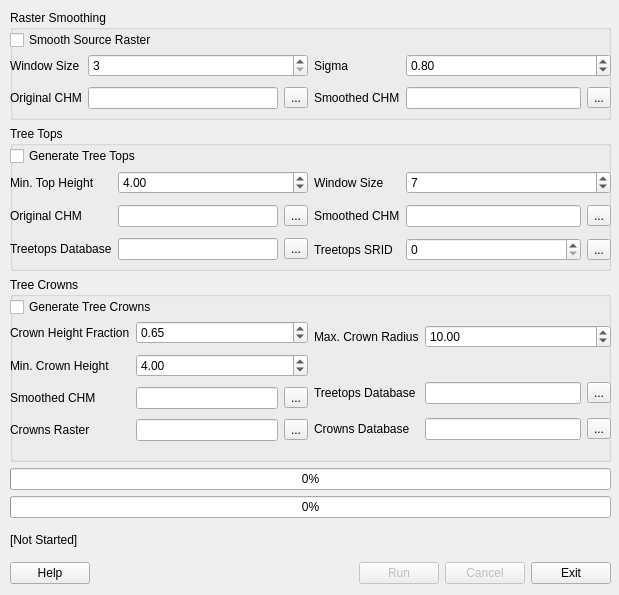
Above: src/apps/treetops.ui from rskelly/treetops before the change. Below: the same form after it.
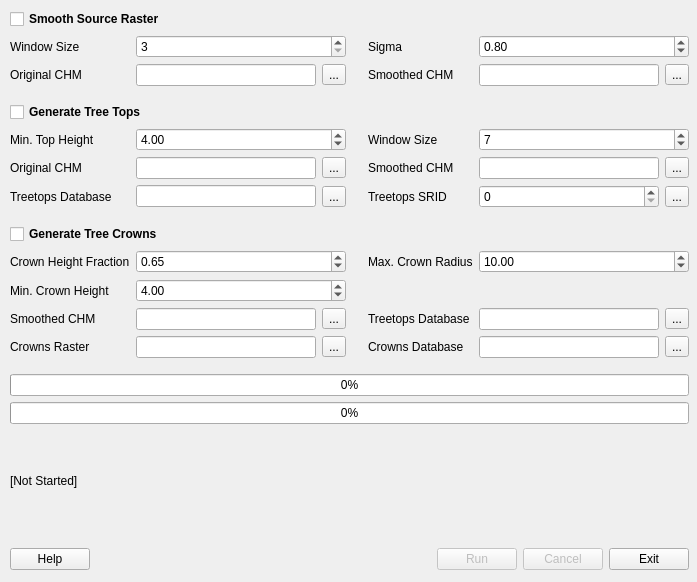
That is the form after the change.

Commit message: Rearranged ui; Set enabling/disabling for sections.

What changed in the file:
```diff
--- a/src/apps/treetops.ui
+++ b/src/apps/treetops.ui
@@ -9,302 +9,198 @@
    <rect>
     <x>0</x>
     <y>0</y>
-    <width>619</width>
-    <height>595</height>
+    <width>697</width>
+    <height>582</height>
    </rect>
   </property>
   <property name="windowTitle">
    <string>Treetops</string>
   </property>
-  <widget class="QWidget" name="verticalLayoutWidget">
+  <widget class="QWidget" name="layoutWidget">
    <property name="geometry">
     <rect>
      <x>10</x>
-     <y>10</y>
-     <width>601</width>
-     <height>574</height>
+     <y>9</y>
+     <width>679</width>
+     <height>561</height>
     </rect>
    </property>
-   <layout class="QVBoxLayout" name="verticalLayout">
-    <item>
-     <widget class="QGroupBox" name="groupBox">
-      <property name="enabled">
-       <bool>true</bool>
+   <layout class="QGridLayout" name="gridLayout_3" columnstretch="0,0,0,0,0,0,0">
+    <item row="6" column="2">
+     <widget class="QToolButton" name="btnTopsOriginalCHM">
+      <property name="text">
+       <string>...</string>
       </property>
-      <property name="sizePolicy">
-       <sizepolicy hsizetype="Preferred" vsizetype="Fixed">
-        <horstretch>0</horstretch>
-        <verstretch>0</verstretch>
-       </sizepolicy>
+     </widget>
+    </item>
+    <item row="14" column="0">
+     <spacer name="verticalSpacer_4">
+      <property name="orientation">
+       <enum>Qt::Vertical</enum>
       </property>
-      <property name="minimumSize">
+      <property name="sizeType">
+       <enum>QSizePolicy::Fixed</enum>
+      </property>
+      <property name="sizeHint" stdset="0">
        <size>
-        <width>0</width>
-        <height>110</height>
+        <width>20</width>
+        <height>10</height>
        </size>
       </property>
-      <property name="title">
-       <string>Raster Smoothing</string>
-      </property>
-      <widget class="QCheckBox" name="chkEnableSmoothing">
-       <property name="geometry">
-        <rect>
-         <x>0</x>
-         <y>20</y>
-         <width>617</width>
+     </spacer>
+    </item>
+    <item row="19" column="0" colspan="7">
+     <layout class="QHBoxLayout" name="horizontalLayout_3">
+      <item>
+       <widget class="QPushButton" name="btnHelp">
+        <property name="text">
+         <string>Help</string>
+        </property>
+       </widget>
+      </item>
+      <item>
+       <spacer name="horizontalSpacer">
+        <property name="orientation">
+         <enum>Qt::Horizontal</enum>
+        </property>
+        <property name="sizeHint" stdset="0">
+         <size>
+          <width>40</width>
          <height>20</height>
-        </rect>
-       </property>
-       <property name="focusPolicy">
-        <enum>Qt::StrongFocus</enum>
+         </size>
+        </property>
+       </spacer>
+      </item>
+      <item>
+       <widget class="QPushButton" name="btnRun">
+        <property name="enabled">
+         <bool>false</bool>
        </property>
        <property name="text">
-        <string>Smooth Source Raster</string>
-       </property>
-      </widget>
-      <widget class="QWidget" name="horizontalLayoutWidget">
-       <property name="geometry">
-        <rect>
-         <x>0</x>
-         <y>40</y>
-         <width>601</width>
-         <height>64</height>
-        </rect>
-       </property>
-       <layout class="QHBoxLayout" name="laySmoothing" stretch="1,1">
+         <string>Run</string>
+        </property>
+       </widget>
+      </item>
+      <item>
+       <widget class="QPushButton" name="btnCancel">
+        <property name="enabled">
+         <bool>false</bool>
+        </property>
+        <property name="text">
+         <string>Cancel</string>
+        </property>
+       </widget>
+      </item>
         <item>
-         <layout class="QGridLayout" name="gridLayout_3" columnstretch="0,0,0">
-          <item row="0" column="0">
-           <widget class="QLabel" name="label">
+       <widget class="QPushButton" name="btnExit">
+        <property name="text">
+         <string>Exit</string>
+        </property>
+       </widget>
+      </item>
+     </layout>
+    </item>
+    <item row="17" column="0" colspan="7">
+     <widget class="QLabel" name="lblStatus">
+      <property name="text">
+       <string>[Not Started]</string>
+      </property>
+     </widget>
+    </item>
+    <item row="5" column="4">
+     <widget class="QLabel" name="label_3">
             <property name="text">
              <string>Window Size</string>
             </property>
-           </widget>
-          </item>
-          <item row="1" column="2">
-           <widget class="QToolButton" name="btnSmoothOriginalCHM">
-            <property name="text">
-             <string>...</string>
+      <property name="buddy">
+       <cstring>spnTopsWindowSize</cstring>
             </property>
            </widget>
           </item>
-          <item row="1" column="0">
-           <widget class="QLabel" name="label_11">
-            <property name="text">
-             <string>Original CHM</string>
-            </property>
-           </widget>
-          </item>
-          <item row="1" column="1">
-           <widget class="QLineEdit" name="txtSmoothOriginalCHM">
-            <property name="clearButtonEnabled">
-             <bool>false</bool>
-            </property>
-           </widget>
-          </item>
-          <item row="0" column="1" colspan="2">
-           <widget class="QSpinBox" name="spnSmoothWindow">
-            <property name="mouseTracking">
-             <bool>true</bool>
-            </property>
-            <property name="minimum">
-             <number>3</number>
-            </property>
-           </widget>
-          </item>
-         </layout>
-        </item>
-        <item>
-         <layout class="QGridLayout" name="gridLayout_4">
-          <item row="1" column="2">
-           <widget class="QToolButton" name="btnSmoothSmoothedCHM">
-            <property name="text">
-             <string>...</string>
-            </property>
-           </widget>
-          </item>
-          <item row="1" column="1">
-           <widget class="QLineEdit" name="txtSmoothSmoothedCHM"/>
-          </item>
-          <item row="1" column="0">
-           <widget class="QLabel" name="label_12">
+    <item row="10" column="1" colspan="2">
+     <widget class="QDoubleSpinBox" name="spnCrownsHeightFraction">
+      <property name="maximum">
+       <double>1.000000000000000</double>
+      </property>
+      <property name="singleStep">
+       <double>0.100000000000000</double>
+      </property>
+      <property name="value">
+       <double>0.650000000000000</double>
+      </property>
+     </widget>
+    </item>
+    <item row="12" column="0">
+     <widget class="QLabel" name="label_13">
             <property name="text">
              <string>Smoothed CHM</string>
             </property>
-           </widget>
-          </item>
-          <item row="0" column="0">
-           <widget class="QLabel" name="label_2">
+      <property name="buddy">
+       <cstring>txtCrownsSmoothedCHM</cstring>
+      </property>
+     </widget>
+    </item>
+    <item row="12" column="6">
+     <widget class="QToolButton" name="btnCrownsTreetopsDatabase">
             <property name="text">
-             <string>Sigma</string>
+       <string>...</string>
             </property>
            </widget>
           </item>
-          <item row="0" column="1" colspan="2">
-           <widget class="QDoubleSpinBox" name="spnSmoothSigma">
-            <property name="mouseTracking">
-             <bool>true</bool>
-            </property>
-            <property name="minimum">
-             <double>0.000000000000000</double>
-            </property>
+    <item row="15" column="0" colspan="7">
+     <widget class="QProgressBar" name="prgStep">
             <property name="value">
-             <double>0.800000000000000</double>
+       <number>0</number>
             </property>
            </widget>
           </item>
-         </layout>
-        </item>
-       </layout>
-      </widget>
-     </widget>
-    </item>
-    <item>
-     <widget class="QGroupBox" name="groupBox_2">
-      <property name="sizePolicy">
-       <sizepolicy hsizetype="Preferred" vsizetype="Fixed">
-        <horstretch>0</horstretch>
-        <verstretch>0</verstretch>
-       </sizepolicy>
-      </property>
-      <property name="minimumSize">
-       <size>
-        <width>0</width>
-        <height>145</height>
-       </size>
-      </property>
-      <property name="title">
-       <string>Tree Tops</string>
-      </property>
-      <widget class="QCheckBox" name="chkEnableTops">
-       <property name="geometry">
-        <rect>
-         <x>0</x>
-         <y>20</y>
-         <width>617</width>
-         <height>20</height>
-        </rect>
-       </property>
-       <property name="text">
-        <string>Generate Tree Tops</string>
-       </property>
-      </widget>
-      <widget class="QWidget" name="horizontalLayoutWidget_5">
-       <property name="geometry">
-        <rect>
-         <x>0</x>
-         <y>40</y>
-         <width>601</width>
-         <height>101</height>
-        </rect>
-       </property>
-       <layout class="QHBoxLayout" name="horizontalLayout_8" stretch="1,1">
-        <item>
-         <layout class="QGridLayout" name="gridLayout">
-          <item row="0" column="0">
+    <item row="5" column="0">
            <widget class="QLabel" name="label_4">
             <property name="text">
              <string>Min. Top Height</string>
             </property>
-           </widget>
-          </item>
-          <item row="0" column="1" colspan="2">
-           <widget class="QDoubleSpinBox" name="spnTopsMinHeight">
-            <property name="maximum">
-             <double>300.000000000000000</double>
-            </property>
-            <property name="value">
-             <double>4.000000000000000</double>
-            </property>
-           </widget>
-          </item>
-          <item row="1" column="0">
+      <property name="buddy">
+       <cstring>spnTopsMinHeight</cstring>
+      </property>
+     </widget>
+    </item>
+    <item row="6" column="0">
            <widget class="QLabel" name="label_5">
             <property name="text">
              <string>Original CHM</string>
             </property>
-           </widget>
-          </item>
-          <item row="1" column="1">
-           <widget class="QLineEdit" name="txtTopsOriginalCHM"/>
-          </item>
-          <item row="1" column="2">
-           <widget class="QToolButton" name="btnTopsOriginalCHM">
-            <property name="text">
-             <string>...</string>
+      <property name="buddy">
+       <cstring>txtTopsOriginalCHM</cstring>
             </property>
            </widget>
           </item>
-          <item row="2" column="0">
-           <widget class="QLabel" name="label_6">
+    <item row="12" column="2">
+     <widget class="QToolButton" name="btnCrownsSmoothedCHM">
             <property name="text">
-             <string>Treetops Database</string>
-            </property>
-           </widget>
-          </item>
-          <item row="2" column="1">
-           <widget class="QLineEdit" name="txtTopsTreetopsDatabase"/>
-          </item>
-          <item row="2" column="2">
-           <widget class="QToolButton" name="btnTopsTreetopsDatabase">
-            <property name="text">
              <string>...</string>
             </property>
            </widget>
           </item>
-         </layout>
-        </item>
-        <item>
-         <layout class="QGridLayout" name="gridLayout_2">
-          <item row="0" column="0">
-           <widget class="QLabel" name="label_3">
-            <property name="text">
-             <string>Window Size</string>
-            </property>
-           </widget>
-          </item>
-          <item row="0" column="1" colspan="2">
-           <widget class="QSpinBox" name="spnTopsWindowSize">
-            <property name="minimum">
-             <number>3</number>
-            </property>
-            <property name="value">
-             <number>7</number>
-            </property>
-           </widget>
-          </item>
-          <item row="1" column="2">
-           <widget class="QToolButton" name="btnTopsSmoothedCHM">
-            <property name="text">
-             <string>...</string>
-            </property>
-           </widget>
-          </item>
-          <item row="1" column="1">
+    <item row="6" column="5">
            <widget class="QLineEdit" name="txtTopsSmoothedCHM"/>
           </item>
-          <item row="1" column="0">
-           <widget class="QLabel" name="label_16">
-            <property name="text">
-             <string>Smoothed CHM</string>
-            </property>
-           </widget>
-          </item>
-          <item row="2" column="0">
-           <widget class="QLabel" name="label_17">
-            <property name="text">
-             <string>Treetops SRID</string>
-            </property>
-           </widget>
-          </item>
-          <item row="2" column="2">
-           <widget class="QToolButton" name="btnTopsTreetopsSRID">
-            <property name="text">
-             <string>...</string>
+    <item row="1" column="5" colspan="2">
+     <widget class="QDoubleSpinBox" name="spnSmoothSigma">
+      <property name="mouseTracking">
+       <bool>true</bool>
+      </property>
+      <property name="minimum">
+       <double>0.000000000000000</double>
+      </property>
+      <property name="value">
+       <double>0.800000000000000</double>
             </property>
            </widget>
           </item>
-          <item row="2" column="1">
+    <item row="6" column="1">
+     <widget class="QLineEdit" name="txtTopsOriginalCHM"/>
+    </item>
+    <item row="7" column="5">
            <widget class="QSpinBox" name="spnTopsTreetopsSRID">
             <property name="focusPolicy">
              <enum>Qt::WheelFocus</enum>
@@ -314,69 +210,216 @@
             </property>
            </widget>
           </item>
-         </layout>
-        </item>
-       </layout>
-      </widget>
-     </widget>
-    </item>
-    <item>
-     <widget class="QGroupBox" name="groupBox_3">
-      <property name="sizePolicy">
-       <sizepolicy hsizetype="Preferred" vsizetype="Fixed">
-        <horstretch>0</horstretch>
-        <verstretch>0</verstretch>
-       </sizepolicy>
+    <item row="3" column="0">
+     <spacer name="verticalSpacer_2">
+      <property name="orientation">
+       <enum>Qt::Vertical</enum>
       </property>
-      <property name="minimumSize">
+      <property name="sizeType">
+       <enum>QSizePolicy::Fixed</enum>
+      </property>
+      <property name="sizeHint" stdset="0">
        <size>
-        <width>0</width>
-        <height>185</height>
+        <width>20</width>
+        <height>10</height>
        </size>
       </property>
-      <property name="title">
-       <string>Tree Crowns</string>
+     </spacer>
+    </item>
+    <item row="6" column="4">
+     <widget class="QLabel" name="label_16">
+      <property name="text">
+       <string>Smoothed CHM</string>
       </property>
-      <widget class="QCheckBox" name="chkEnableCrowns">
-       <property name="geometry">
-        <rect>
-         <x>0</x>
-         <y>20</y>
-         <width>617</width>
-         <height>20</height>
-        </rect>
-       </property>
+      <property name="buddy">
+       <cstring>txtTopsSmoothedCHM</cstring>
+      </property>
+     </widget>
+    </item>
+    <item row="5" column="5" colspan="2">
+     <widget class="QSpinBox" name="spnTopsWindowSize">
+      <property name="minimum">
+       <number>3</number>
+      </property>
+      <property name="value">
+       <number>7</number>
+      </property>
+     </widget>
+    </item>
+    <item row="7" column="2">
+     <widget class="QToolButton" name="btnTopsTreetopsDatabase">
        <property name="text">
-        <string>Generate Tree Crowns</string>
-       </property>
-      </widget>
-      <widget class="QWidget" name="horizontalLayoutWidget_2">
-       <property name="geometry">
-        <rect>
-         <x>0</x>
-         <y>40</y>
-         <width>601</width>
-         <height>131</height>
-        </rect>
-       </property>
-       <layout class="QHBoxLayout" name="horizontalLayout_2" stretch="1,1">
-        <item>
-         <layout class="QGridLayout" name="gridLayout_5">
-          <item row="1" column="0">
+       <string>...</string>
+      </property>
+     </widget>
+    </item>
+    <item row="7" column="0">
+     <widget class="QLabel" name="label_6">
+      <property name="text">
+       <string>Treetops Database</string>
+      </property>
+      <property name="buddy">
+       <cstring>txtTopsTreetopsDatabase</cstring>
+      </property>
+     </widget>
+    </item>
+    <item row="4" column="0" colspan="7">
+     <widget class="QCheckBox" name="chkEnableTops">
+      <property name="font">
+       <font>
+        <weight>75</weight>
+        <bold>true</bold>
+       </font>
+      </property>
+      <property name="text">
+       <string>Generate Tree Tops</string>
+      </property>
+     </widget>
+    </item>
+    <item row="5" column="1" colspan="2">
+     <widget class="QDoubleSpinBox" name="spnTopsMinHeight">
+      <property name="maximum">
+       <double>300.000000000000000</double>
+      </property>
+      <property name="value">
+       <double>4.000000000000000</double>
+      </property>
+     </widget>
+    </item>
+    <item row="7" column="1">
+     <widget class="QLineEdit" name="txtTopsTreetopsDatabase"/>
+    </item>
+    <item row="16" column="0" colspan="7">
+     <widget class="QProgressBar" name="prgOverall">
+      <property name="value">
+       <number>0</number>
+      </property>
+     </widget>
+    </item>
+    <item row="2" column="2">
+     <widget class="QToolButton" name="btnSmoothOriginalCHM">
+      <property name="text">
+       <string>...</string>
+      </property>
+     </widget>
+    </item>
+    <item row="11" column="0">
            <widget class="QLabel" name="label_8">
             <property name="text">
              <string>Min. Crown Height</string>
             </property>
-           </widget>
-          </item>
-          <item row="2" column="0">
-           <widget class="QLabel" name="label_13">
+      <property name="buddy">
+       <cstring>spnCrownsMinHeight</cstring>
+      </property>
+     </widget>
+    </item>
+    <item row="1" column="0">
+     <widget class="QLabel" name="label">
+      <property name="text">
+       <string>Window Size</string>
+      </property>
+      <property name="buddy">
+       <cstring>spnSmoothWindow</cstring>
+      </property>
+     </widget>
+    </item>
+    <item row="2" column="5">
+     <widget class="QLineEdit" name="txtSmoothSmoothedCHM"/>
+    </item>
+    <item row="1" column="4">
+     <widget class="QLabel" name="label_2">
+      <property name="text">
+       <string>Sigma</string>
+      </property>
+      <property name="buddy">
+       <cstring>spnSmoothSigma</cstring>
+      </property>
+     </widget>
+    </item>
+    <item row="6" column="6">
+     <widget class="QToolButton" name="btnTopsSmoothedCHM">
+      <property name="text">
+       <string>...</string>
+      </property>
+     </widget>
+    </item>
+    <item row="2" column="4">
+     <widget class="QLabel" name="label_12">
             <property name="text">
              <string>Smoothed CHM</string>
+      </property>
+      <property name="buddy">
+       <cstring>txtSmoothSmoothedCHM</cstring>
+      </property>
+     </widget>
+    </item>
+    <item row="2" column="0">
+     <widget class="QLabel" name="label_11">
+      <property name="text">
+       <string>Original CHM</string>
+      </property>
+      <property name="buddy">
+       <cstring>txtSmoothOriginalCHM</cstring>
             </property>
            </widget>
           </item>
           <item row="1" column="1" colspan="2">
+     <widget class="QSpinBox" name="spnSmoothWindow">
+      <property name="mouseTracking">
+       <bool>true</bool>
+      </property>
+      <property name="minimum">
+       <number>3</number>
+      </property>
+     </widget>
+    </item>
+    <item row="1" column="3">
+     <spacer name="horizontalSpacer_3">
+      <property name="orientation">
+       <enum>Qt::Horizontal</enum>
+      </property>
+      <property name="sizeType">
+       <enum>QSizePolicy::Fixed</enum>
+      </property>
+      <property name="sizeHint" stdset="0">
+       <size>
+        <width>10</width>
+        <height>20</height>
+       </size>
+      </property>
+     </spacer>
+    </item>
+    <item row="2" column="6">
+     <widget class="QToolButton" name="btnSmoothSmoothedCHM">
+      <property name="text">
+       <string>...</string>
+      </property>
+     </widget>
+    </item>
+    <item row="2" column="1">
+     <widget class="QLineEdit" name="txtSmoothOriginalCHM">
+      <property name="clearButtonEnabled">
+       <bool>false</bool>
+      </property>
+     </widget>
+    </item>
+    <item row="0" column="0" colspan="7">
+     <widget class="QCheckBox" name="chkEnableSmoothing">
+      <property name="font">
+       <font>
+        <weight>75</weight>
+        <bold>true</bold>
+       </font>
+      </property>
+      <property name="focusPolicy">
+       <enum>Qt::StrongFocus</enum>
+      </property>
+      <property name="text">
+       <string>Smooth Source Raster</string>
+      </property>
+     </widget>
+    </item>
+    <item row="11" column="1" colspan="2">
            <widget class="QDoubleSpinBox" name="spnCrownsMinHeight">
             <property name="maximum">
              <double>300.000000000000000</double>
@@ -386,89 +429,80 @@
             </property>
            </widget>
           </item>
-          <item row="2" column="2">
-           <widget class="QToolButton" name="btnCrownsSmoothedCHM">
-            <property name="text">
-             <string>...</string>
-            </property>
-           </widget>
-          </item>
-          <item row="2" column="1">
-           <widget class="QLineEdit" name="txtCrownsSmoothedCHM"/>
-          </item>
-          <item row="3" column="2">
-           <widget class="QToolButton" name="btnCrownsCrownsRaster">
-            <property name="text">
-             <string>...</string>
-            </property>
-           </widget>
-          </item>
-          <item row="0" column="1" colspan="2">
-           <widget class="QDoubleSpinBox" name="spnCrownsHeightFraction">
-            <property name="maximum">
-             <double>1.000000000000000</double>
-            </property>
-            <property name="singleStep">
-             <double>0.100000000000000</double>
-            </property>
-            <property name="value">
-             <double>0.650000000000000</double>
-            </property>
-           </widget>
-          </item>
-          <item row="0" column="0">
-           <widget class="QLabel" name="label_7">
-            <property name="text">
-             <string>Crown Height Fraction</string>
-            </property>
-           </widget>
-          </item>
-          <item row="3" column="1">
-           <widget class="QLineEdit" name="txtCrownsCrownsRaster"/>
-          </item>
-          <item row="3" column="0">
+    <item row="13" column="0">
            <widget class="QLabel" name="label_10">
             <property name="text">
              <string>Crowns Raster</string>
             </property>
-           </widget>
-          </item>
-         </layout>
-        </item>
-        <item>
-         <layout class="QGridLayout" name="gridLayout_6">
-          <item row="3" column="0">
+      <property name="buddy">
+       <cstring>txtCrownsCrownsRaster</cstring>
+      </property>
+     </widget>
+    </item>
+    <item row="8" column="0">
+     <spacer name="verticalSpacer_3">
+      <property name="orientation">
+       <enum>Qt::Vertical</enum>
+      </property>
+      <property name="sizeType">
+       <enum>QSizePolicy::Fixed</enum>
+      </property>
+      <property name="sizeHint" stdset="0">
+       <size>
+        <width>20</width>
+        <height>10</height>
+       </size>
+      </property>
+     </spacer>
+    </item>
+    <item row="7" column="4">
+     <widget class="QLabel" name="label_17">
+      <property name="text">
+       <string>Treetops SRID</string>
+      </property>
+      <property name="buddy">
+       <cstring>spnTopsTreetopsSRID</cstring>
+      </property>
+     </widget>
+    </item>
+    <item row="10" column="0">
+     <widget class="QLabel" name="label_7">
+      <property name="text">
+       <string>Crown Height Fraction</string>
+      </property>
+      <property name="buddy">
+       <cstring>spnCrownsHeightFraction</cstring>
+      </property>
+     </widget>
+    </item>
+    <item row="13" column="4">
            <widget class="QLabel" name="label_14">
             <property name="text">
              <string>Crowns Database</string>
             </property>
-           </widget>
-          </item>
-          <item row="2" column="1">
-           <widget class="QLineEdit" name="txtCrownsTreetopsDatabase"/>
-          </item>
-          <item row="2" column="0">
-           <widget class="QLabel" name="label_15">
-            <property name="text">
-             <string>Treetops Database</string>
+      <property name="buddy">
+       <cstring>txtCrownsCrownsDatabase</cstring>
             </property>
            </widget>
           </item>
-          <item row="2" column="2">
-           <widget class="QToolButton" name="btnCrownsTreetopsDatabase">
+    <item row="7" column="6">
+     <widget class="QToolButton" name="btnTopsTreetopsSRID">
             <property name="text">
              <string>...</string>
             </property>
            </widget>
           </item>
-          <item row="0" column="0">
+    <item row="10" column="4">
            <widget class="QLabel" name="label_9">
             <property name="text">
              <string>Max. Crown Radius</string>
             </property>
-           </widget>
-          </item>
-          <item row="0" column="1" colspan="2">
+      <property name="buddy">
+       <cstring>spnCrownsRadius</cstring>
+      </property>
+     </widget>
+    </item>
+    <item row="10" column="5" colspan="2">
            <widget class="QDoubleSpinBox" name="spnCrownsRadius">
             <property name="minimum">
              <double>1.000000000000000</double>
@@ -478,18 +512,57 @@
             </property>
            </widget>
           </item>
-          <item row="3" column="1">
+    <item row="9" column="0" colspan="7">
+     <widget class="QCheckBox" name="chkEnableCrowns">
+      <property name="font">
+       <font>
+        <weight>75</weight>
+        <bold>true</bold>
+       </font>
+      </property>
+      <property name="text">
+       <string>Generate Tree Crowns</string>
+      </property>
+     </widget>
+    </item>
+    <item row="13" column="1">
+     <widget class="QLineEdit" name="txtCrownsCrownsRaster"/>
+    </item>
+    <item row="13" column="2">
+     <widget class="QToolButton" name="btnCrownsCrownsRaster">
+      <property name="text">
+       <string>...</string>
+      </property>
+     </widget>
+    </item>
+    <item row="12" column="1">
+     <widget class="QLineEdit" name="txtCrownsSmoothedCHM"/>
+    </item>
+    <item row="13" column="5">
            <widget class="QLineEdit" name="txtCrownsCrownsDatabase"/>
           </item>
-          <item row="3" column="2">
+    <item row="12" column="5">
+     <widget class="QLineEdit" name="txtCrownsTreetopsDatabase"/>
+    </item>
+    <item row="13" column="6">
            <widget class="QToolButton" name="btnCrownsCrownsDatabase">
             <property name="text">
              <string>...</string>
             </property>
            </widget>
           </item>
-          <item row="1" column="1">
-           <spacer name="verticalSpacer">
+    <item row="12" column="4">
+     <widget class="QLabel" name="label_15">
+      <property name="text">
+       <string>Treetops Database</string>
+      </property>
+      <property name="buddy">
+       <cstring>txtCrownsTreetopsDatabase</cstring>
+      </property>
+     </widget>
+    </item>
+    <item row="18" column="0">
+     <spacer name="verticalSpacer_5">
             <property name="orientation">
              <enum>Qt::Vertical</enum>
             </property>
@@ -499,91 +572,16 @@
             <property name="sizeHint" stdset="0">
              <size>
               <width>20</width>
-              <height>20</height>
+        <height>10</height>
              </size>
             </property>
            </spacer>
           </item>
          </layout>
-        </item>
-       </layout>
-      </widget>
-     </widget>
-    </item>
-    <item>
-     <widget class="QProgressBar" name="prgStep">
-      <property name="value">
-       <number>0</number>
-      </property>
-     </widget>
-    </item>
-    <item>
-     <widget class="QProgressBar" name="prgOverall">
-      <property name="value">
-       <number>0</number>
-      </property>
-     </widget>
-    </item>
-    <item>
-     <widget class="QLabel" name="lblStatus">
-      <property name="text">
-       <string>[Not Started]</string>
-      </property>
-     </widget>
-    </item>
-    <item>
-     <layout class="QHBoxLayout" name="horizontalLayout_3">
-      <item>
-       <widget class="QPushButton" name="btnHelp">
-        <property name="text">
-         <string>Help</string>
-        </property>
-       </widget>
-      </item>
-      <item>
-       <spacer name="horizontalSpacer">
-        <property name="orientation">
-         <enum>Qt::Horizontal</enum>
-        </property>
-        <property name="sizeHint" stdset="0">
-         <size>
-          <width>40</width>
-          <height>20</height>
-         </size>
-        </property>
-       </spacer>
-      </item>
-      <item>
-       <widget class="QPushButton" name="btnRun">
-        <property name="enabled">
-         <bool>false</bool>
-        </property>
-        <property name="text">
-         <string>Run</string>
-        </property>
-       </widget>
-      </item>
-      <item>
-       <widget class="QPushButton" name="btnCancel">
-        <property name="enabled">
-         <bool>false</bool>
-        </property>
-        <property name="text">
-         <string>Cancel</string>
-        </property>
-       </widget>
-      </item>
-      <item>
-       <widget class="QPushButton" name="btnExit">
-        <property name="text">
-         <string>Exit</string>
-        </property>
-       </widget>
-      </item>
-     </layout>
-    </item>
-   </layout>
-  </widget>
+  </widget>
+  <zorder>verticalLayoutWidget</zorder>
+  <zorder>layoutWidget</zorder>
+  <zorder>chkEnableSmoothing</zorder>
  </widget>
  <tabstops>
   <tabstop>chkEnableSmoothing</tabstop>
```
Left out of the diff: 16 changed lines with no effect on the pictures. Lines whose indentation alone changed are shown as unchanged. The commit also changes 2 other files.
